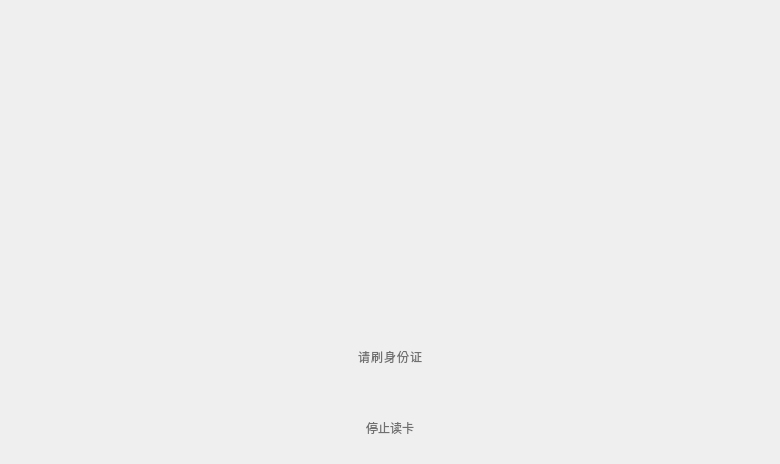
Old version of the form SSCard_System/sys_dialogreadidcard.ui in the repository leithergit/SSCard_System.
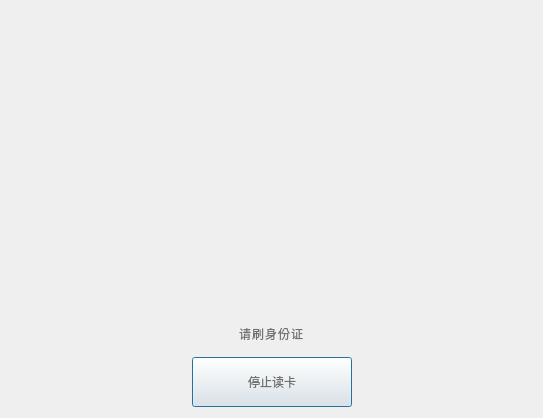
New version of the form.

The edit to the form file:
```diff
--- a/SSCard_System/sys_dialogreadidcard.ui
+++ b/SSCard_System/sys_dialogreadidcard.ui
@@ -6,8 +6,8 @@
    <rect>
     <x>0</x>
     <y>0</y>
-    <width>780</width>
-    <height>464</height>
+    <width>543</width>
+    <height>418</height>
    </rect>
   </property>
   <property name="windowTitle">
@@ -141,9 +141,10 @@
         </size>
        </property>
        <property name="styleSheet">
-        <string notr="true">color: #707070;
+        <string notr="true">#pushButton_Stop{
+color: #707070;
 font:32px &quot;思源黑体 CN Medium&quot;;
-border-radius: 24px;</string>
+}</string>
        </property>
        <property name="text">
         <string>停止读卡</string>
```
